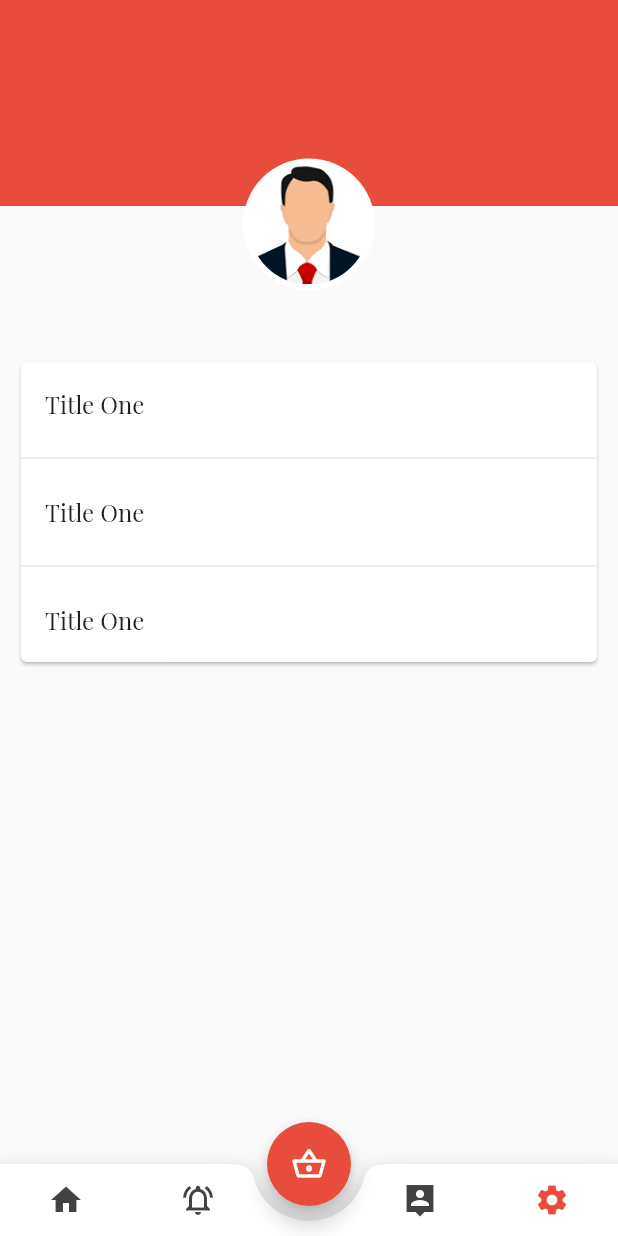
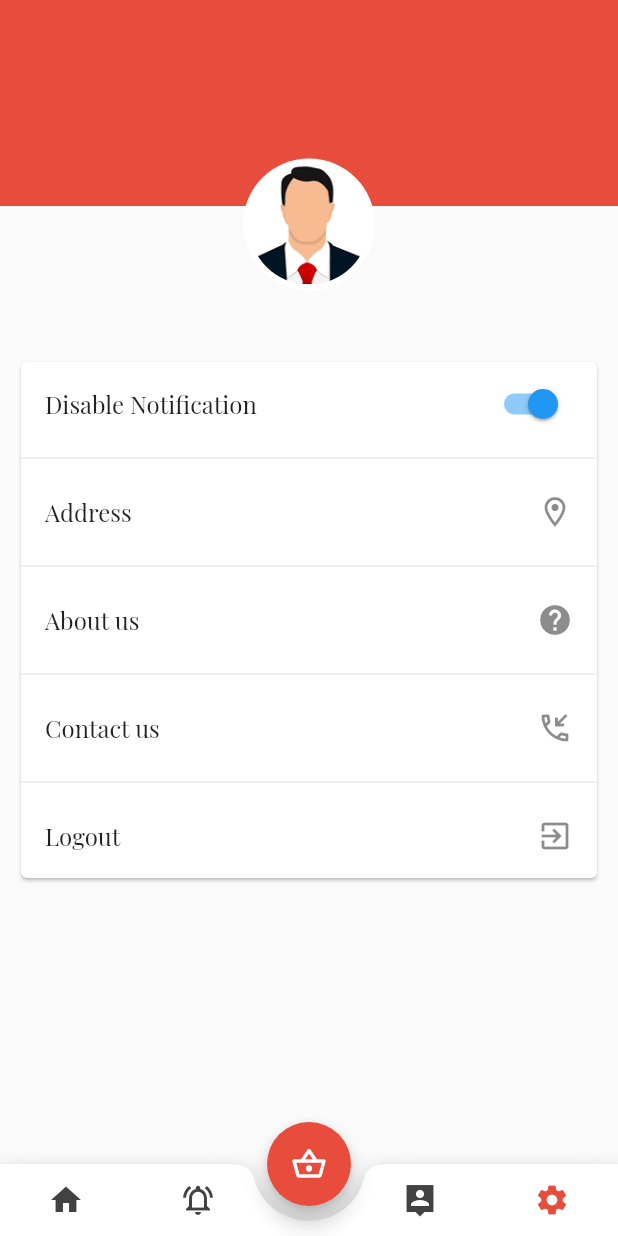
Before and after one commit to yamnizero/e-commerce-2022, a Flutter app: the HomeScreen screen opened by its route, item 4 of the bottom bar chosen, on a phone screen of 412 x 824 dp. Run offline on Flutter 3.47's test engine with Material 2 defaults, Android fonts, the phone set to English and light mode, and no system bars; our stand-ins replace cached_network_image, dartz, firebase_core, firebase_messaging, flutter_otp_text_field, flutter_svg and 3 more; accounts and stored records are empty; project files that could hold a hidden picture were left out.

Commit message:
setting screen

```diff
--- /dev/null
+++ b/lib/controller/settings_controller.dart
@@ -0,0 +1,15 @@
+import 'package:ecommerc_2022/core/constant/name_routes.dart';
+import 'package:ecommerc_2022/core/services/services.dart';
+import 'package:get/get.dart';
+
+class SettingsController extends GetxController{
+  MyServices myServices = Get.find();
+
+
+  logOut(){
+    myServices.sharedPreferences.clear();
+    Get.offAllNamed(AppRoutes.login);
+  }
+
+
+}
--- a/lib/view/screen/settings.dart
+++ b/lib/view/screen/settings.dart
@@ -1,3 +1,4 @@
+import 'package:ecommerc_2022/controller/settings_controller.dart';
 import 'package:ecommerc_2022/core/constant/color.dart';
 import 'package:ecommerc_2022/core/constant/imageasset.dart';
 import 'package:flutter/cupertino.dart';
@@ -9,6 +10,7 @@ class Settings extends StatelessWidget {
 
   @override
   Widget build(BuildContext context) {
+    SettingsController controller = Get.put(SettingsController());
     return Container(
       child: ListView(
         children: [
@@ -32,7 +34,7 @@ class Settings extends StatelessWidget {
                   child:  CircleAvatar(
                     radius: 40,
                     backgroundColor: Colors.grey[100],
-                    backgroundImage: AssetImage(AppImageAsset.avatar),
+                    backgroundImage: const AssetImage(AppImageAsset.avatar),
                   ),
                 ),
               ),
@@ -45,17 +47,41 @@ class Settings extends StatelessWidget {
             child: Card(
               child: Column(
                 mainAxisSize: MainAxisSize.min,
-                children: [
+                children:  [
                   ListTile(
-                    title: Text('Title One '),
+                    title: const Text('Disable Notification'),
+                    trailing: Switch(onChanged: (val){
+
+                    },
+                      value: true,
+                    ),
+                    // onTap: (){},
                   ),
-                  Divider(),
+                  const Divider(),
                   ListTile(
-                    title: Text('Title One '),
+                    title: const Text('Address'),
+                    trailing: const Icon(Icons.location_on_outlined),
+                    onTap: (){},
                   ),
-                  Divider(),
+                  const Divider(),
                   ListTile(
-                    title: Text('Title One '),
+                    title: const Text('About us'),
+                    trailing: const Icon(Icons.help_rounded),
+                    onTap: (){},
+                  ),
+                  const  Divider(),
+                   ListTile(
+                    title: const Text('Contact us'),
+                     trailing: const Icon(Icons.phone_callback_outlined),
+                     onTap: (){},
+                  ),
+                  const Divider(),
+                  ListTile(
+                    title: const Text('Logout'),
+                    trailing: const Icon(Icons.exit_to_app),
+                    onTap: (){
+                      controller.logOut();
+                    },
                   ),
                 ],
               ),
```
